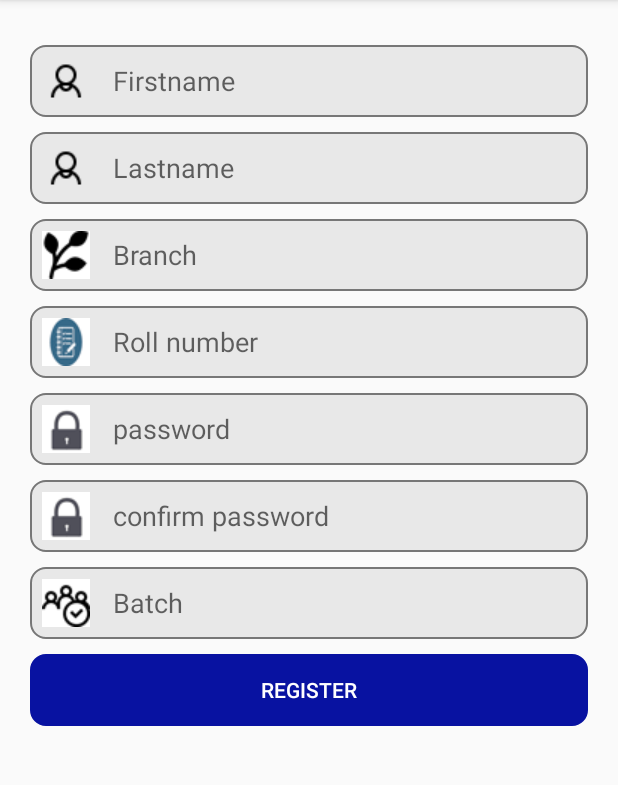
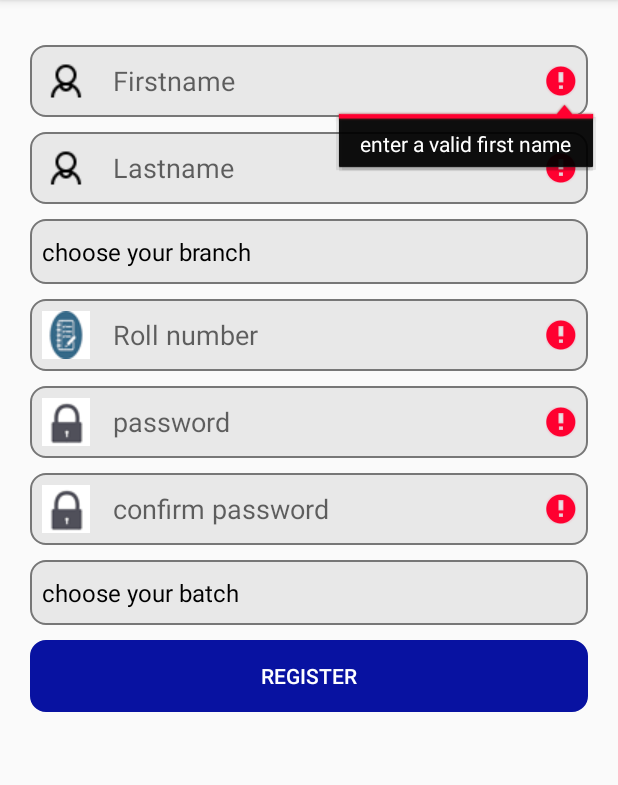
Before and after one commit to mdshamoon/ExamPortal, an Android app: the Student_register screen opened directly, with no data from a screen before it, after a tap on "REGISTER", on a phone screen of 412 x 824 dp, the part 84-869 px from its top. Run offline under Robolectric (Android 15) with nearby library versions, the phone set to English and light mode, and no system bars; our stand-ins replace Volley.

Commit message:
validation done

```diff
--- a/app/src/main/java/com/example/mdshamoon/examportal/Student_register.java
+++ b/app/src/main/java/com/example/mdshamoon/examportal/Student_register.java
@@ -6,8 +6,10 @@ import android.support.v7.app.AppCompatActivity;
 import android.os.Bundle;
 import android.util.Log;
 import android.view.View;
+import android.widget.ArrayAdapter;
 import android.widget.Button;
 import android.widget.EditText;
+import android.widget.Spinner;
 import android.widget.Toast;
 
 import com.android.volley.Request;
@@ -26,40 +28,47 @@ public class Student_register extends AppCompatActivity {
     private static final String TAG = "RegisterActivity";
     private static final String URL_FOR_REGISTRATION = "http://thdcihet.in/response.php";
     ProgressDialog progressDialog;
+    String branchcontent[]={"choose your branch","C.S.E","E.C.E","Mechanical","Electrical","Civil"};
+    String batchcontent[]={"choose your batch","2015","2016","2017","2018","2019","2020","2021","2022"};
+    private EditText FirstName, Lastname, Password, ConfirmPassword, RollNo;
+    Spinner Branch,Batch;
+    private Button Register;
 
-    private EditText FirstName, Lastname, Password, ConfirmPassword,Branch, RollNo,Batch;
-    private Button Register;
     @Override
     protected void onCreate(Bundle savedInstanceState) {
         super.onCreate(savedInstanceState);
         setContentView(R.layout.activity_student_register);
         progressDialog = new ProgressDialog(this);
         progressDialog.setCancelable(false);
-        FirstName=findViewById(R.id.firstname);
-        Lastname=findViewById(R.id.lastname);
-        Password=findViewById(R.id.input_password);
-        ConfirmPassword=findViewById(R.id.confirm_password);
-        Branch=findViewById(R.id.branch);
-        RollNo=findViewById(R.id.rollno);
-        Batch=findViewById(R.id.batch);
-        Register=findViewById(R.id.register);
-
+        FirstName = findViewById(R.id.firstname);
+        Lastname = findViewById(R.id.lastname);
+        Password = findViewById(R.id.input_password);
+        ConfirmPassword = findViewById(R.id.confirm_password);
+        Branch = findViewById(R.id.branch);
+        RollNo = findViewById(R.id.rollno);
+        Batch = findViewById(R.id.batch);
+        Register = findViewById(R.id.register);
+        ArrayAdapter<String> adapter=new ArrayAdapter(this,android.R.layout.simple_spinner_dropdown_item,branchcontent);
+        ArrayAdapter<String> badapter=new ArrayAdapter(this,android.R.layout.simple_spinner_dropdown_item,batchcontent);
+        Branch.setAdapter(adapter);
+        Batch.setAdapter(badapter);
         Register.setOnClickListener(new View.OnClickListener() {
             @Override
             public void onClick(View view) {
-                Registration();
+            validate();
+
             }
         });
     }
 
-    public void Registration(){
-        RegisterUser(FirstName.getText().toString(),Lastname.getText().toString(),Branch.getText().toString()
-        ,RollNo.getText().toString(),Password.getText().toString(),ConfirmPassword.getText().toString(),Batch.getText().toString());
+    public void Registration() {
+        RegisterUser(FirstName.getText().toString(), Lastname.getText().toString(), Branch.getSelectedItem().toString()
+                , RollNo.getText().toString(), Password.getText().toString(), ConfirmPassword.getText().toString(), Batch.getSelectedItem().toString());
 
     }
 
-    private void RegisterUser(final String firstname,  final String lastname, final String Branch,
-                              final String rollno, final String Password,final String Confirmpass,final String batch) {
+    private void RegisterUser(final String firstname, final String lastname, final String Branch,
+                              final String rollno, final String Password, final String Confirmpass, final String batch) {
         // Tag used to cancel the request
         String cancel_req_tag = "register";
 
@@ -80,11 +89,11 @@ public class Student_register extends AppCompatActivity {
 
                     if (!error) {
                         String user = jObj.getJSONObject("user").getString("name");
-                        Toast.makeText(getApplicationContext(), "Hi " + user +", You are successfully Added!", Toast.LENGTH_SHORT).show();
+                        Toast.makeText(getApplicationContext(), "Hi " + user + ", You are successfully Added!", Toast.LENGTH_SHORT).show();
 
                         // Launch login activity
                         Intent intent = new Intent(
-                               Student_register.this,
+                                Student_register.this,
                                 Student_login.class);
                         startActivity(intent);
                         finish();
@@ -115,7 +124,7 @@ public class Student_register extends AppCompatActivity {
                 Map<String, String> params = new HashMap<String, String>();
                 params.put("firstname", firstname);
                 params.put("lastname", lastname);
-                params.put("password",Password);
+                params.put("password", Password);
                 params.put("confirmpassword", Confirmpass);
                 params.put("batch", batch);
                 params.put("branch", Branch);
@@ -137,4 +146,59 @@ public class Student_register extends AppCompatActivity {
         if (progressDialog.isShowing())
             progressDialog.dismiss();
     }
+
+    public void validate() {
+        boolean valid = true;
+
+
+        // get fields information
+
+        String fname = FirstName.getText().toString();
+        String lname = Lastname.getText().toString();
+        String password = Password.getText().toString();
+        String cpassword = ConfirmPassword.getText().toString();
+        String branch = Branch.getSelectedItem().toString();
+        String rollno = RollNo.getText().toString();
+        String batch = Batch.getSelectedItem().toString();
+        if (fname.isEmpty()) {
+            FirstName.setError("enter a valid first name");
+            valid = false;
+        } else {
+            FirstName.setError(null);
+        }
+        if (lname.isEmpty()) {
+            Lastname.setError("enter a valid last name");
+            valid = false;
+        } else {
+            Lastname.setError(null);
+        }
+        if (password.isEmpty()) {
+            Password.setError("enter a valid password");
+            valid = false;
+        } else {
+            Password.setError(null);
+        }
+
+        if (cpassword.isEmpty() || !cpassword.equals(password)) {
+            ConfirmPassword.setError("password does not match");
+            valid = false;
+        } else {
+            ConfirmPassword.setError(null);
+        }
+        if (branch.isEmpty()) {
+            valid = false;
+        }
+        if (rollno.isEmpty() || rollno.length()!=12) {
+            RollNo.setError("enter a valid roll number");
+            valid = false;
+        } else {
+            RollNo.setError(null);
+        }
+        if (batch.isEmpty()) {
+            valid = false;
+        }
+        if (valid == true) {
+            Registration();
+        }
+    }
 }
--- a/app/src/main/res/layout/activity_student_register.xml
+++ b/app/src/main/res/layout/activity_student_register.xml
@@ -60,17 +60,16 @@
                 >
 
 
-                <EditText
-                    android:inputType="text"
-                    android:id="@+id/branch"
-                    android:layout_width="match_parent"
-                    android:layout_height="wrap_content"
-                    android:hint="Branch"
+               <Spinner
+                   android:id="@+id/branch"
+                   android:drawableStart="@drawable/branch"
+                   android:layout_width="match_parent"
+                   android:layout_height="43dp"
+                    android:background="@drawable/oval_shape_edittext"
+                   android:spinnerMode="dropdown"
+                   >
 
-                    android:padding="8dp"
-                    android:drawableStart="@drawable/branch"
-                    android:background="@drawable/oval_shape_edittext"
-                    android:drawablePadding="15dp"/>
+               </Spinner>
 
             </LinearLayout>
             <LinearLayout
@@ -141,16 +140,14 @@
                 >
 
 
-                <EditText
-                    android:inputType="textPassword"
+                <Spinner
+                    android:background="@drawable/oval_shape_edittext"
+                    android:spinnerMode="dropdown"
                     android:id="@+id/batch"
                     android:layout_width="match_parent"
-                    android:layout_height="wrap_content"
-                    android:hint="Batch"
-                    android:padding="8dp"
-                    android:drawableStart="@drawable/batch"
-                    android:background="@drawable/oval_shape_edittext"
-                    android:drawablePadding="15dp"/>
+                    android:layout_height="43dp">
+
+                </Spinner>
 
             </LinearLayout>
     <LinearLayout
--- a/app/src/main/res/values/styles.xml
+++ b/app/src/main/res/values/styles.xml
@@ -16,5 +16,13 @@
     <style name="AppTheme.AppBarOverlay" parent="ThemeOverlay.AppCompat.Dark.ActionBar" />
 
     <style name="AppTheme.PopupOverlay" parent="ThemeOverlay.AppCompat.Light" />
-
+    <style name="spinner_style">
+        <item name="android:paddingLeft">0dp</item>
+        <item name="android:dropDownWidth">533dp</item>
+        <item name="android:showDividers">none</item>
+        <item name="android:dividerHeight">0dp</item>
+        <item name="android:dropDownHeight">50dp</item>
+        <item name="android:scrollbarAlwaysDrawVerticalTrack">true</item>
+        <item name="android:dropDownSelector">@android:color/darker_gray</item>
+    </style>
 </resources>
```
